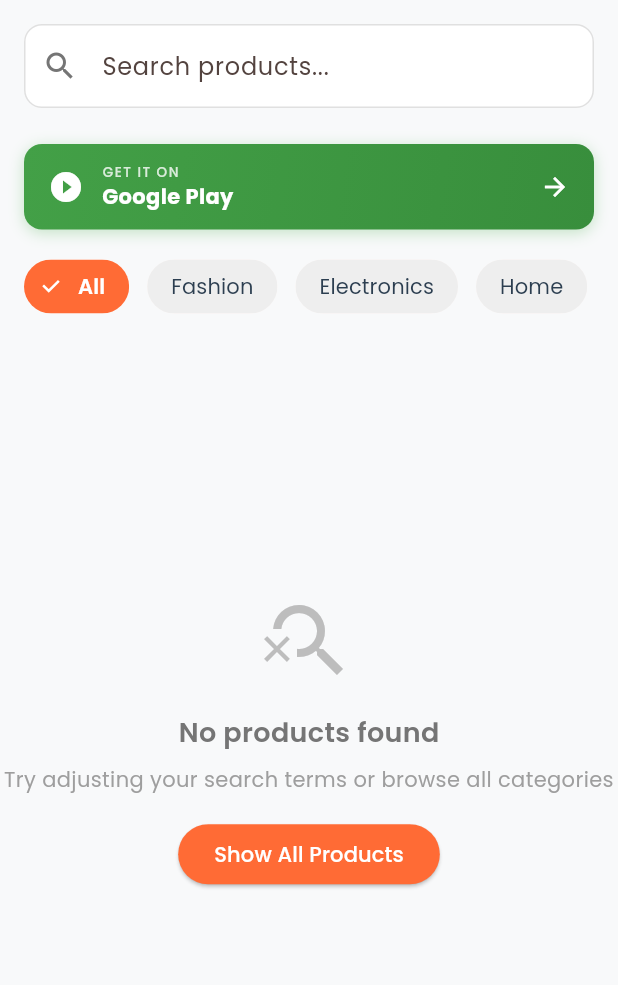
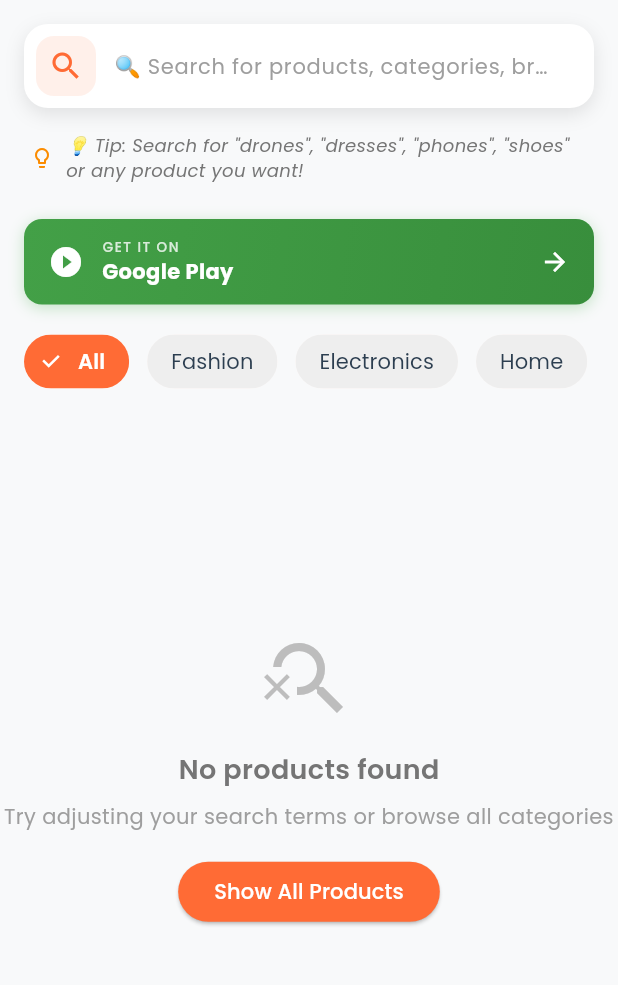
Before and after one commit to anasgermany/china-prices-web-app, a Flutter app: the screen it shows after launch, on a phone screen of 412 x 824 dp, the part 84-1069 px from its top. Run offline on Flutter 3.47's test engine with Material 3 defaults, Android fonts, the light colour scheme and no system bars; our stand-ins replace cached_network_image, dio, flutter_animate, google_fonts, google_mobile_ads, photo_view and 3 more; missing offline and left inert: dart:html, dart:js, universal_html; network calls fail.

Commit message:
Auto-sync: 2025-09-01 17:36:31 - Flutter app updates

```diff
--- a/lib/screens/home_screen_simple.dart
+++ b/lib/screens/home_screen_simple.dart
@@ -92,40 +92,119 @@ class _HomeScreenState extends State<HomeScreen> with WidgetsBindingObserver {
       ),
       body: Column(
         children: [
-          // Search Bar
+          // Enhanced Search Bar with Attractive Design
           Container(
             margin: const EdgeInsets.all(16),
+            decoration: BoxDecoration(
+              borderRadius: BorderRadius.circular(16),
+              boxShadow: [
+                BoxShadow(
+                  color: Colors.black.withOpacity(0.1),
+                  blurRadius: 10,
+                  offset: Offset(0, 4),
+                  spreadRadius: 0,
+                ),
+              ],
+            ),
             child: TextField(
               controller: _searchController,
+              style: GoogleFonts.poppins(
+                fontSize: 16,
+                fontWeight: FontWeight.w500,
+                color: Colors.grey[800],
+              ),
               decoration: InputDecoration(
-                hintText: 'Search products...',
-                prefixIcon: Icon(Icons.search, color: Colors.grey[600]),
+                hintText: '🔍 Search for products, categories, brands...',
+                hintStyle: GoogleFonts.poppins(
+                  fontSize: 14,
+                  color: Colors.grey[500],
+                  fontWeight: FontWeight.w400,
+                ),
+                prefixIcon: Container(
+                  margin: EdgeInsets.all(8),
+                  padding: EdgeInsets.all(8),
+                  decoration: BoxDecoration(
+                    color: AppConstants.primaryColor.withOpacity(0.1),
+                    borderRadius: BorderRadius.circular(12),
+                  ),
+                  child: Icon(
+                    Icons.search,
+                    color: AppConstants.primaryColor,
+                    size: 24,
+                  ),
+                ),
                 suffixIcon: _searchController.text.isNotEmpty
-                    ? IconButton(
-                        icon: Icon(Icons.clear, color: Colors.grey[600]),
-                        onPressed: () {
-                          _searchController.clear();
-                          _onSearchChanged('');
-                        },
+                    ? Container(
+                        margin: EdgeInsets.all(8),
+                        child: IconButton(
+                          icon: Icon(
+                            Icons.clear,
+                            color: Colors.grey[600],
+                            size: 20,
+                          ),
+                          onPressed: () {
+                            _searchController.clear();
+                            _onSearchChanged('');
+                          },
+                          style: IconButton.styleFrom(
+                            backgroundColor: Colors.grey[100],
+                            shape: RoundedRectangleBorder(
+                              borderRadius: BorderRadius.circular(8),
+                            ),
+                          ),
+                        ),
                       )
                     : null,
                 border: OutlineInputBorder(
-                  borderRadius: BorderRadius.circular(12),
-                  borderSide: BorderSide(color: Colors.grey[300]!),
+                  borderRadius: BorderRadius.circular(16),
+                  borderSide: BorderSide.none,
                 ),
                 enabledBorder: OutlineInputBorder(
-                  borderRadius: BorderRadius.circular(12),
-                  borderSide: BorderSide(color: Colors.grey[300]!),
+                  borderRadius: BorderRadius.circular(16),
+                  borderSide: BorderSide.none,
                 ),
                 focusedBorder: OutlineInputBorder(
-                  borderRadius: BorderRadius.circular(12),
-                  borderSide: BorderSide(color: AppConstants.primaryColor),
+                  borderRadius: BorderRadius.circular(16),
+                  borderSide: BorderSide(
+                    color: AppConstants.primaryColor,
+                    width: 2,
+                  ),
                 ),
                 filled: true,
                 fillColor: Colors.white,
+                contentPadding: EdgeInsets.symmetric(
+                  horizontal: 20,
+                  vertical: 16,
+                ),
               ),
               onSubmitted: _onSearchSubmitted,
               onChanged: _onSearchChanged,
+            ),
+          ),
+
+          // Search Help Text
+          Container(
+            margin: EdgeInsets.only(bottom: 16),
+            padding: EdgeInsets.symmetric(horizontal: 20),
+            child: Row(
+              children: [
+                Icon(
+                  Icons.lightbulb_outline,
+                  size: 16,
+                  color: Colors.orange[600],
+                ),
+                SizedBox(width: 8),
+                Expanded(
+                  child: Text(
+                    '💡 Tip: Search for "drones", "dresses", "phones", "shoes" or any product you want!',
+                    style: GoogleFonts.poppins(
+                      fontSize: 12,
+                      color: Colors.grey[600],
+                      fontStyle: FontStyle.italic,
+                    ),
+                  ),
+                ),
+              ],
             ),
           ),
 
```
Also changed, not shown: 1 other file.
